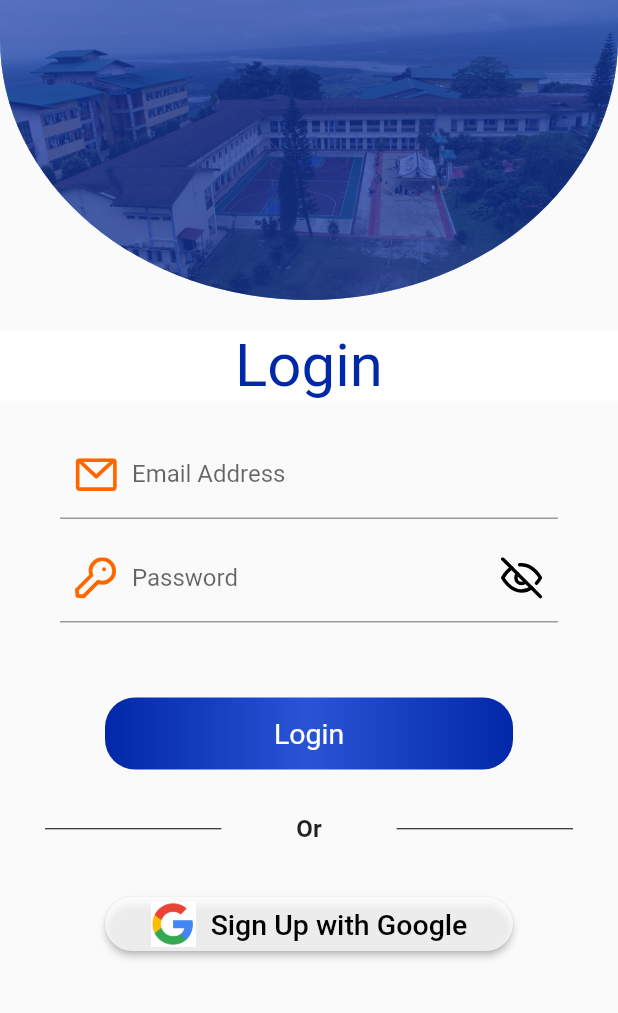
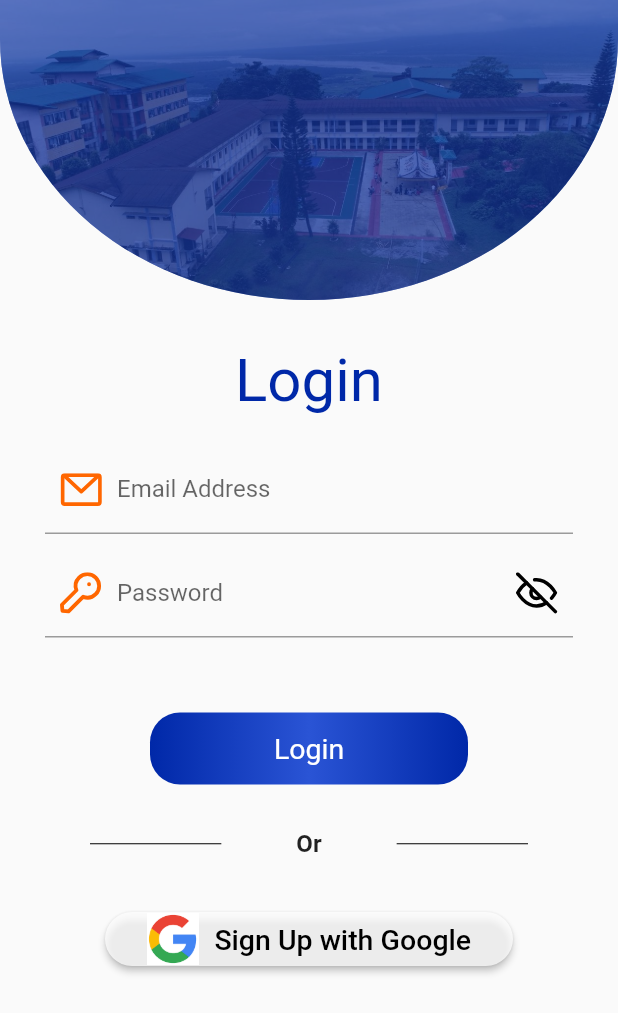
Before and after one commit to Jimsss55/LoginApp, a Flutter app: the screen it shows after launch, on a phone screen of 412 x 824 dp. Shown: the top 1013 px of the screen. Run offline on Flutter 3.47's test engine with Material 2 defaults, Android fonts, the phone set to English and light mode, and no system bars; our stand-ins replace flutter_svg.

Commit message:
Corrected Overflowed Login

```diff
--- a/lib/login.dart
+++ b/lib/login.dart
@@ -2,8 +2,6 @@ import 'package:flutter/material.dart';
 import 'package:flutter_svg/svg.dart';
 
 class Login extends StatefulWidget {
-  const Login({super.key});
-
   @override
   State<Login> createState() => _LoginState();
 }
@@ -15,17 +13,12 @@ class _LoginState extends State<Login> {
   @override
   Widget build(BuildContext context) {
     mycolor = Theme.of(context).primaryColor;
-    mediaSize = MediaQuery.of(context).size;
 
     return Scaffold(
-      body: Center(
-        child: Padding(
-          // Setting Padding for the images
-          padding: const EdgeInsets.only(
-              top: 0.0), // Adjust the top padding as needed
+      body: SingleChildScrollView(
         child: Column(
-            crossAxisAlignment: CrossAxisAlignment.stretch,
           children: [
+            // Containers for Images
             Container(
               constraints:
                   BoxConstraints(maxHeight: 200, maxWidth: double.infinity),
@@ -46,17 +39,12 @@ class _LoginState extends State<Login> {
               ),
             ),
 
-              // Expanding the reaming vertical spaces
-              Expanded(
-                child: Padding(
-                  padding: const EdgeInsets.only(top: 20),
+            Padding(
+              padding: const EdgeInsets.all(30.0),
               child: Column(
-                    verticalDirection: VerticalDirection.down,
                 children: [
-                      Container(
-                        color: Colors.white,
-                        child: Center(
-                          child: Text(
+                  // Setting The Text
+                  Text(
                     'Login',
                     style: TextStyle(
                       color: Color(0xFF0028A8),
@@ -64,15 +52,10 @@ class _LoginState extends State<Login> {
                       fontWeight: FontWeight.w400,
                     ),
                   ),
-                        ),
-                      ),
+                  SizedBox(height: 20),
 
-                      // Adding a email address and a password field
-                      SizedBox(height: 20), // Add some space
-
-                      Padding(
-                        padding: const EdgeInsets.symmetric(horizontal: 40),
-                        child: TextField(
+                  // Email Address
+                  TextField(
                     decoration: InputDecoration(
                       labelText: 'Email Address',
                       prefixIcon: Padding(
@@ -81,12 +64,10 @@ class _LoginState extends State<Login> {
                       ),
                     ),
                   ),
-                      ),
 
-                      SizedBox(height: 10), // Add some space
-                      Padding(
-                        padding: const EdgeInsets.symmetric(horizontal: 40),
-                        child: TextField(
+                  SizedBox(height: 10),
+                  // Password
+                  TextField(
                     obscureText: true,
                     decoration: InputDecoration(
                       labelText: 'Password',
@@ -96,16 +77,14 @@ class _LoginState extends State<Login> {
                       ),
                       suffixIcon: Padding(
                         padding: const EdgeInsets.all(10),
-                              child:
-                                  SvgPicture.asset('Images/password_hide.svg'),
+                        child: SvgPicture.asset('Images/password_hide.svg'),
                       ),
                     ),
                   ),
-                      ),
+
                   SizedBox(height: 50),
 
                   //Login Button
-
                   Padding(
                     padding: const EdgeInsets.symmetric(horizontal: 70),
                     child: Container(
@@ -123,13 +102,18 @@ class _LoginState extends State<Login> {
                       ),
                       child: ElevatedButton(
                         onPressed: () {
-                              // Implement
+                          // Nagivate to the main app after successful login
+                          // Navigator.push(
+                          //   context,
+                          //   MaterialPageRoute(
+                          //     builder: (context) => const MainApp(),
+                          //   ),
+                          // );
                         },
                         style: ElevatedButton.styleFrom(
                           backgroundColor: Colors
                               .transparent, //Make the button background transparent
-                              shadowColor:
-                                  Colors.transparent, //Remove the shadow
+                          shadowColor: Colors.transparent, //Remove the shadow
                           shape: RoundedRectangleBorder(
                             borderRadius: BorderRadius.circular(20),
                           ),
@@ -150,16 +134,15 @@ class _LoginState extends State<Login> {
                       ),
                     ),
                   ),
+                  SizedBox(height: 30),
 
                   // Add space between buttons and "Or"
-                      SizedBox(height: 30),
                   Row(
                     mainAxisAlignment: MainAxisAlignment.center,
                     children: [
                       Expanded(
                         child: Padding(
-                              padding:
-                                  const EdgeInsets.symmetric(horizontal: 30),
+                          padding: const EdgeInsets.symmetric(horizontal: 30),
                           child: Divider(
                             color: Colors.black,
                           ),
@@ -177,8 +160,7 @@ class _LoginState extends State<Login> {
                       ),
                       Expanded(
                         child: Padding(
-                              padding:
-                                  const EdgeInsets.symmetric(horizontal: 30),
+                          padding: const EdgeInsets.symmetric(horizontal: 30),
                           child: Divider(
                             color: Colors.black,
                           ),
@@ -186,10 +168,11 @@ class _LoginState extends State<Login> {
                       ),
                     ],
                   ),
+
                   SizedBox(height: 30),
                   // Sign up using google button
                   Padding(
-                        padding: const EdgeInsets.symmetric(horizontal: 70),
+                    padding: const EdgeInsets.symmetric(horizontal: 40),
                     child: ElevatedButton(
                       onPressed: () {
                         // Add your sign up with Google action here
@@ -207,8 +190,8 @@ class _LoginState extends State<Login> {
                         children: [
                           Image.asset(
                             'Images/google_logo.png',
-                                height: 30, // Adjust the height as needed
-                                width: 30, // Adjust the width as needed
+                            height: 35, // Adjust the height as needed
+                            width: 35, // Adjust the width as needed
                           ),
                           SizedBox(width: 10),
                           Text(
@@ -224,9 +207,7 @@ class _LoginState extends State<Login> {
                 ],
               ),
             ),
-              ),
           ],
-          ),
         ),
       ),
     );
```
Lines whose indentation alone changed are shown as unchanged.
